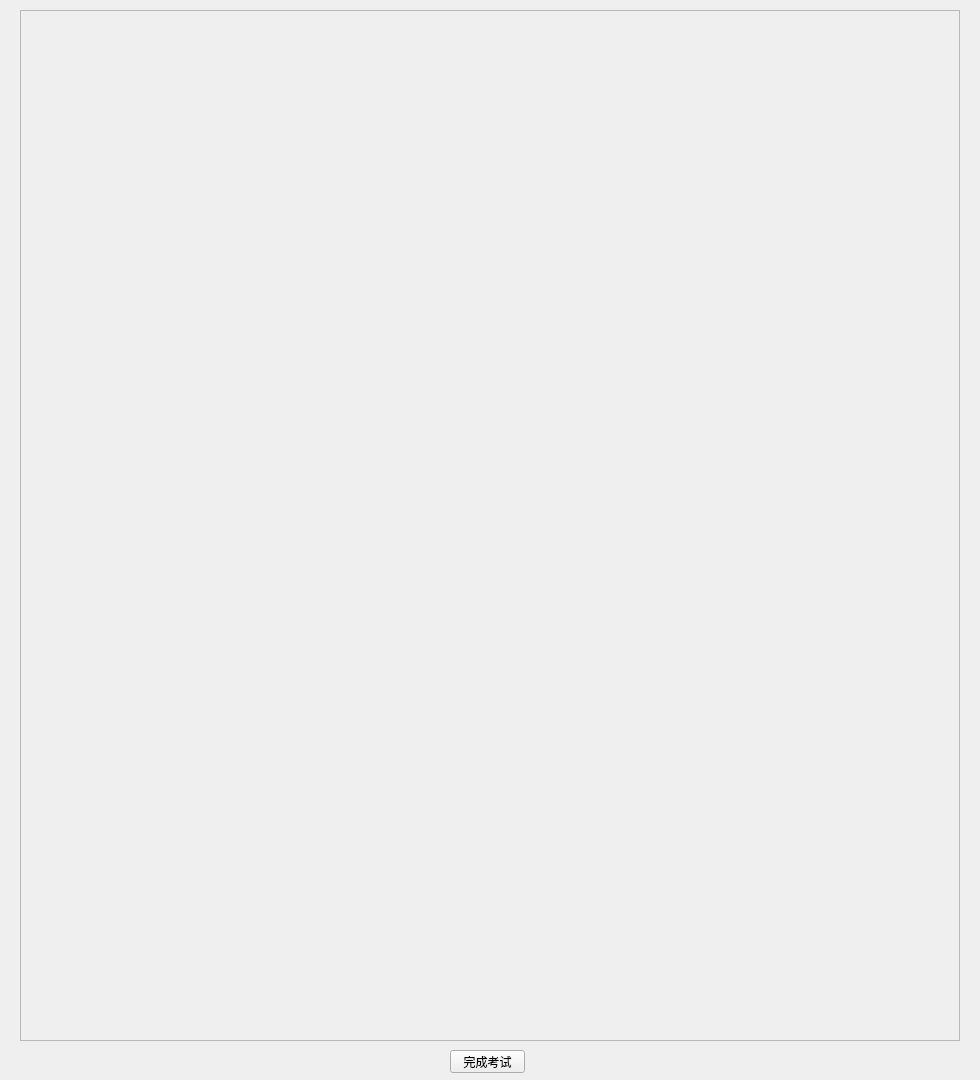
Before: the Qt Designer form exam.ui in zzq0097/Exam-Desktop, drawn with Qt 5.
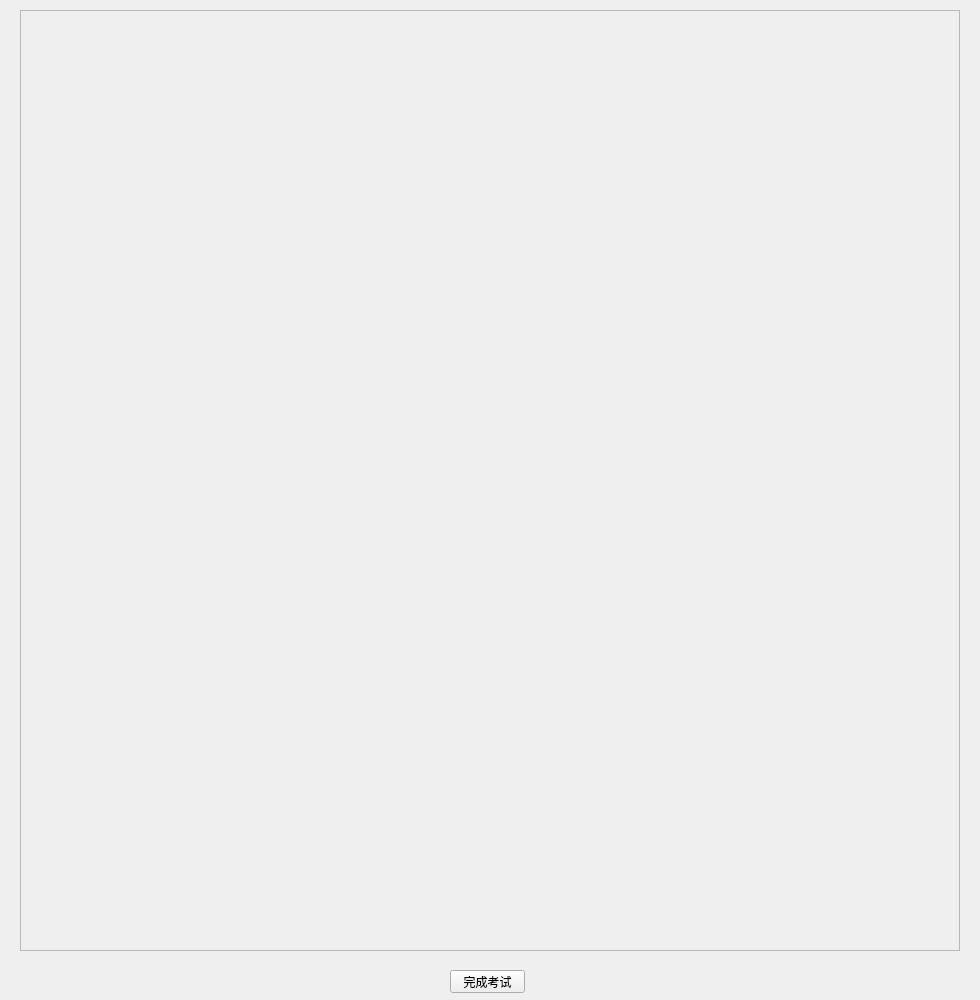
After: the same form once the commit is applied.

The edit to the form file:
```diff
--- a/exam.ui
+++ b/exam.ui
@@ -7,7 +7,7 @@
     <x>0</x>
     <y>0</y>
     <width>980</width>
-    <height>1080</height>
+    <height>1000</height>
    </rect>
   </property>
   <property name="sizePolicy">
@@ -29,7 +29,7 @@
    <property name="geometry">
     <rect>
      <x>450</x>
-     <y>1050</y>
+     <y>970</y>
      <width>75</width>
      <height>23</height>
     </rect>
@@ -44,7 +44,7 @@
      <x>20</x>
      <y>10</y>
      <width>940</width>
-     <height>1031</height>
+     <height>941</height>
     </rect>
    </property>
    <property name="widgetResizable">
@@ -56,7 +56,7 @@
       <x>0</x>
       <y>0</y>
       <width>938</width>
-      <height>1029</height>
+      <height>939</height>
      </rect>
     </property>
    </widget>
```
